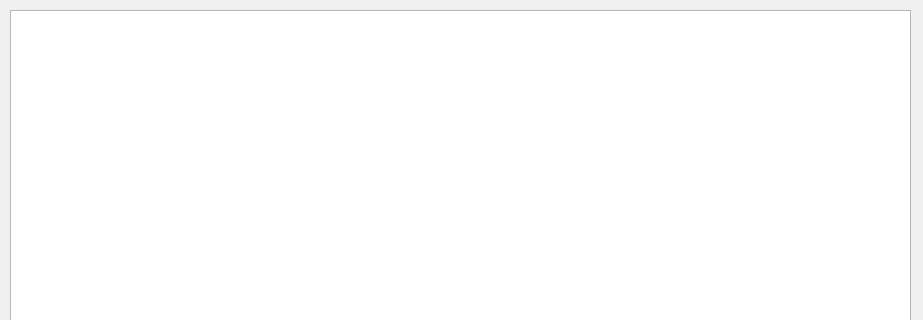
Old version of the form widget.ui in the repository SnakeManPMC/elite-Elite_EDDN; both pictures show x 0 to 923 and y 0 to 320 of the 923 by 683 pixel window.
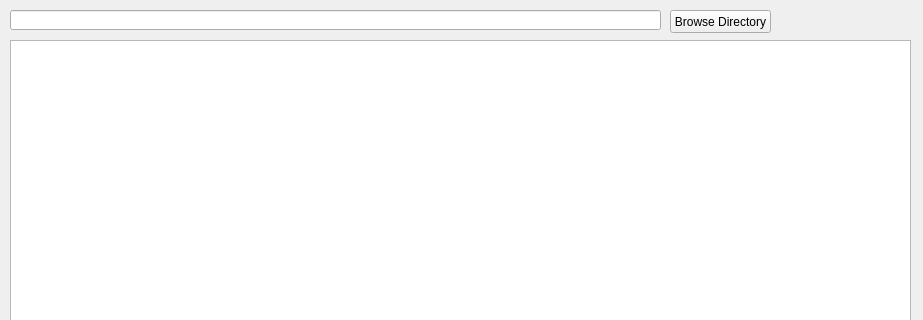
New version of the form.

Commit message: File open dialog added

Patch:
```diff
--- a/widget.ui
+++ b/widget.ui
@@ -17,9 +17,32 @@
    <property name="geometry">
     <rect>
      <x>10</x>
-     <y>10</y>
+     <y>40</y>
      <width>901</width>
-     <height>661</height>
+     <height>631</height>
+    </rect>
+   </property>
+  </widget>
+  <widget class="QPushButton" name="browseArchiveDir">
+   <property name="geometry">
+    <rect>
+     <x>670</x>
+     <y>10</y>
+     <width>101</width>
+     <height>23</height>
+    </rect>
+   </property>
+   <property name="text">
+    <string>Browse Directory</string>
+   </property>
+  </widget>
+  <widget class="QLineEdit" name="lineEdit">
+   <property name="geometry">
+    <rect>
+     <x>10</x>
+     <y>10</y>
+     <width>651</width>
+     <height>20</height>
     </rect>
    </property>
   </widget>
```
The commit also changes 2 other files.
